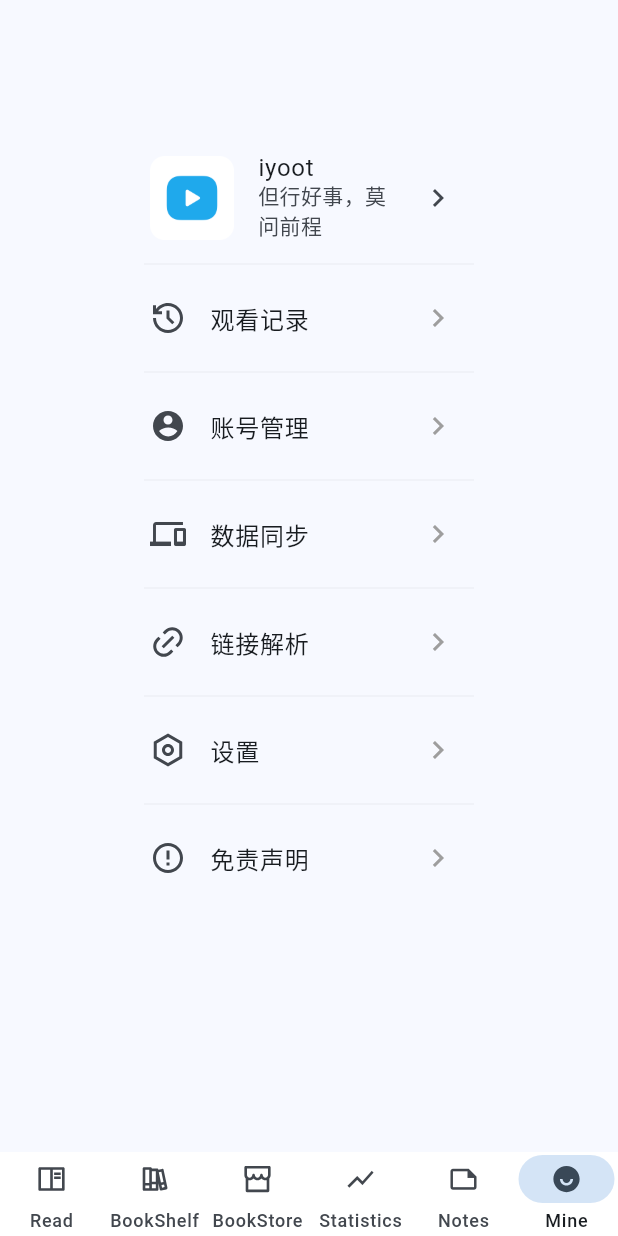
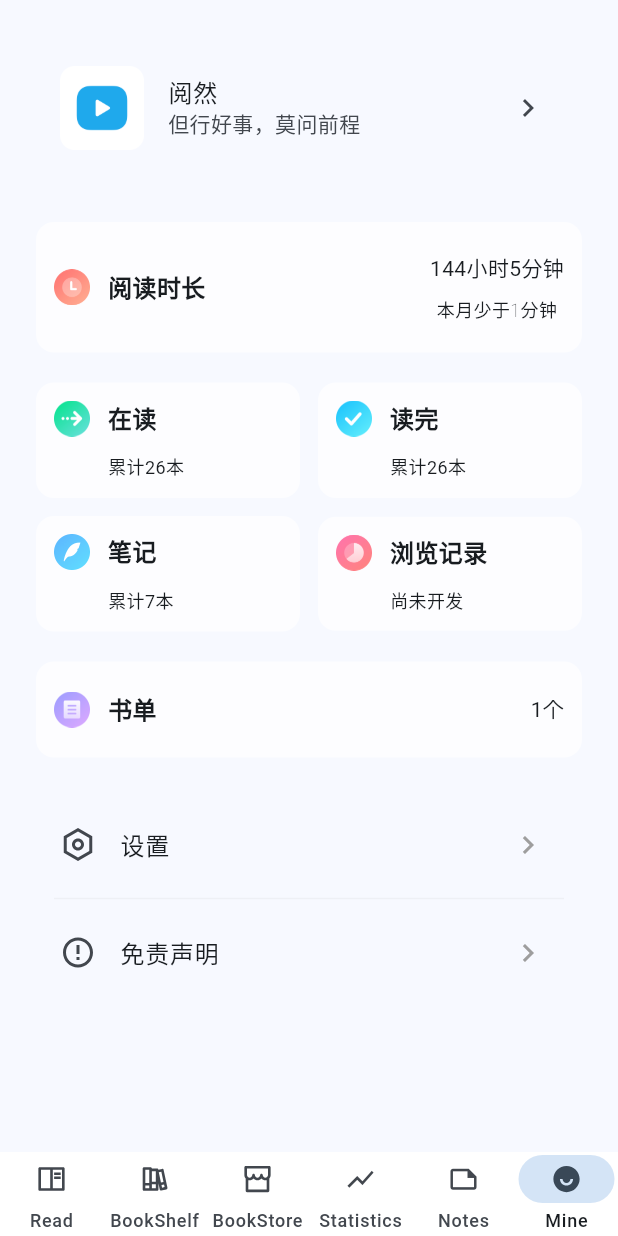
Before and after one commit to ningskAI/iyoot, a Flutter app: the screen it shows after launch, item 6 of the bottom bar chosen, on a phone screen of 412 x 824 dp. Run offline on Flutter 3.47's test engine with Material 3 defaults, Android fonts, the phone set to English and light mode, and no system bars; our stand-ins replace auto_route, drift, flutter_hooks, flutter_riverpod, get, go_router and 5 more; missing offline and left inert: encrypt, flex_seed_scheme, shadcn_flutter, sqlite3, window_manager; accounts and stored records are empty; generated files the repository leaves out were written again; statements that could not run were skipped.

Commit message:
我的功能完善

```diff
--- a/devtools_options.yaml
+++ b/devtools_options.yaml
@@ -1,3 +1,3 @@
-description: This file stores settings for Dart & Flutter DevTools.
+description: This file stores mine for Dart & Flutter DevTools.
 documentation: https://docs.flutter.dev/tools/devtools/extensions#configure-extension-enablement-states
 extensions:
--- /dev/null
+++ b/lib/modules/mine/mine_booklist_section.dart
@@ -0,0 +1,53 @@
+import 'package:flutter/material.dart';
+import 'package:hooks_riverpod/hooks_riverpod.dart';
+import 'package:iyoot/collections/app_style.dart';
+import 'package:iyoot/modules/mine/mine_read_section_item.dart';
+import 'package:iyoot/widgets/card.dart';
+
+class MineBooklistSection extends HookConsumerWidget{
+  const MineBooklistSection({super.key});
+
+  @override
+  Widget build(BuildContext context, WidgetRef ref) {
+    return CardView(
+      child: Container(
+        padding: EdgeInsets.symmetric(
+          horizontal: 12,
+          vertical: 20
+        ),
+        child: Row(
+          mainAxisAlignment: MainAxisAlignment.start,
+          crossAxisAlignment: CrossAxisAlignment.start,
+          children: [
+            Image.asset("assets/images/icon_me_booklist.png", width: 24, height: 24,),
+            const SizedBox(width: 12,),
+            Expanded(
+              child: Row(
+                mainAxisAlignment: MainAxisAlignment.spaceBetween,
+                crossAxisAlignment: CrossAxisAlignment.center,
+                children: [
+                  Text(
+                    "书单",
+                    textAlign: TextAlign.center,
+                    style: const TextStyle(
+                      fontSize: 16,
+                      fontWeight: FontWeight.bold,
+                    ),
+                  ),
+                  const SizedBox(height: 12,),
+                  Text(
+                    "1个",
+                    style: const TextStyle(
+                      fontSize: 14,
+                    ),
+                  )
+                ],
+              ),
+            )
+          ],
+        ),
+      ),
+    );
+  }
+
+}
--- /dev/null
+++ b/lib/modules/mine/mine_read_rank_section.dart
@@ -0,0 +1,66 @@
+import 'package:flutter/material.dart';
+import 'package:hooks_riverpod/hooks_riverpod.dart';
+import 'package:iyoot/collections/app_style.dart';
+import 'package:iyoot/modules/mine/mine_read_section_item.dart';
+import 'package:iyoot/widgets/card.dart';
+
+class MineReadRankSection extends HookConsumerWidget{
+  const MineReadRankSection({super.key});
+
+  @override
+  Widget build(BuildContext context, WidgetRef ref) {
+    return CardView(
+      child: Container(
+        padding: EdgeInsets.symmetric(
+            horizontal: 12,
+            vertical: 20
+        ),
+        child: Row(
+          mainAxisAlignment: MainAxisAlignment.start,
+          crossAxisAlignment: CrossAxisAlignment.center,
+          children: [
+            Image.asset("assets/images/icon_me_time.png", width: 24, height: 24,),
+            const SizedBox(width: 12,),
+            Expanded(
+              child: Row(
+                mainAxisAlignment: MainAxisAlignment.spaceBetween,
+                crossAxisAlignment: CrossAxisAlignment.center,
+                children: [
+                  Text(
+                    "阅读时长",
+                    textAlign: TextAlign.center,
+                    style: const TextStyle(
+                      fontSize: 16,
+                      fontWeight: FontWeight.bold,
+                    ),
+                  ),
+                  Column(
+                    children: [
+                      Text(
+                        "144小时5分钟",
+                        style: const TextStyle(
+                          fontSize: 14,
+                        ),
+                      ),
+                      Divider(
+                        height: 8,
+                      ),
+                      Text(
+                        "本月少于1分钟",
+                        style: const TextStyle(
+                          fontSize: 12,
+                          fontWeight: FontWeight.w200
+                        ),
+                      )
+                    ],
+                  )
+                ],
+              ),
+            )
+          ],
+        ),
+      ),
+    );
+  }
+
+}
--- /dev/null
+++ b/lib/modules/mine/mine_read_section.dart
@@ -0,0 +1,60 @@
+import 'package:flutter/material.dart';
+import 'package:hooks_riverpod/hooks_riverpod.dart';
+import 'package:iyoot/modules/mine/mine_read_section_item.dart';
+
+class MineReadSection extends HookConsumerWidget{
+  const MineReadSection({super.key});
+
+  @override
+  Widget build(BuildContext context, WidgetRef ref) {
+    return Column(
+        children: [
+          Row(
+            children: [
+              Expanded(
+                flex: 1,
+                child: MineReadSectionItem(
+                  title: "在读",
+                  subTitle: "累计26本",
+                  iconPath: "assets/images/icon_me_copyright.png",
+                ),
+              ),
+              SizedBox(width: 12,),
+              Expanded(
+                flex: 1,
+                child: MineReadSectionItem(
+                  title: "读完",
+                  subTitle: "累计26本",
+                  iconPath: "assets/images/icon_me_finishread.png",
+                ),
+              )
+            ],
+          ),
+          SizedBox(height: 12,),
+          Row(
+            mainAxisAlignment: MainAxisAlignment.spaceBetween,
+            children: [
+              Expanded(
+                flex: 1,
+                child: MineReadSectionItem(
+                  title: "笔记",
+                  subTitle: "累计7本",
+                  iconPath: "assets/images/icon_me_note.png",
+                ),
+              ),
+              SizedBox(width: 12,),
+              Expanded(
+                flex: 1,
+                child: MineReadSectionItem(
+                  title: "浏览记录",
+                  subTitle: "尚未开发",
+                  iconPath: "assets/images/icon_me_history.png",
+                ),
+              )
+            ],
+          )
+        ]
+    );
+  }
+
+}
--- /dev/null
+++ b/lib/modules/mine/mine_read_section_item.dart
@@ -0,0 +1,53 @@
+import 'package:flutter/material.dart';
+import 'package:iyoot/collections/app_style.dart';
+import 'package:iyoot/widgets/card.dart';
+
+class MineReadSectionItem extends StatelessWidget{
+
+  final String title; // 如：在读
+  final String subTitle; // 如：累计26本
+  final String iconPath; // 图标
+
+  const MineReadSectionItem({super.key, required this.title, required this.subTitle, required this.iconPath}); // 再度
+
+
+  @override
+  Widget build(BuildContext context) {
+    return CardView(
+      child: Container(
+        padding: AppStyle.edgeInsetsA12,
+        child: Row(
+          mainAxisAlignment: MainAxisAlignment.start,
+          crossAxisAlignment: CrossAxisAlignment.start,
+          children: [
+            Image.asset(iconPath, width: 24, height: 24,),
+            const SizedBox(width: 12,),
+            Expanded(
+              child: Column(
+                crossAxisAlignment: CrossAxisAlignment.start,
+                children: [
+                  Text(
+                    title,
+                    textAlign: TextAlign.center,
+                    style: const TextStyle(
+                      fontSize: 16,
+                      fontWeight: FontWeight.bold,
+                    ),
+                  ),
+                  const SizedBox(height: 12,),
+                  Text(
+                    subTitle,
+                    style: const TextStyle(
+                      fontSize: 12,
+                    ),
+                  )
+                ],
+              ),
+            )
+          ],
+        ),
+      ),
+    );
+  }
+
+}
--- a/lib/pages/mine/mine.dart
+++ b/lib/pages/mine/mine.dart
@@ -1,25 +1,26 @@
-import 'package:auto_route/auto_route.dart';
 import 'package:flutter/material.dart';
 import 'package:flutter/services.dart';
 import 'package:get/get.dart';
 import 'package:go_router/go_router.dart';
 import 'package:hooks_riverpod/hooks_riverpod.dart';
 import 'package:iyoot/collections/app_style.dart';
+import 'package:iyoot/modules/mine/mine_booklist_section.dart';
+import 'package:iyoot/modules/mine/mine_read_rank_section.dart';
 import 'package:remixicon/remixicon.dart';
+import 'package:iyoot/modules/mine/mine_read_section.dart';
 
-@RoutePage()
-class MinePage extends HookConsumerWidget{
-
+class MinePage extends HookConsumerWidget {
   const MinePage({super.key});
-
 
   @override
   Widget build(BuildContext context, ref) {
     return AnnotatedRegion<SystemUiOverlayStyle>(
       value: SystemUiOverlayStyle.light.copyWith(
-          systemNavigationBarColor: Colors.transparent),
+        systemNavigationBarColor: Colors.transparent,
+      ),
       child: SafeArea(
-          child: Container(margin: EdgeInsets.all(80),
+        child: Container(
+          margin: EdgeInsets.all(20),
           child: ListView(
             padding: AppStyle.edgeInsetsA4,
             children: [
@@ -30,14 +31,12 @@ class MinePage extends HookConsumerWidget{
                   width: 56,
                   height: 56,
                 ),
-                  title: const Text(
-                      "iyoot",
-                      style: TextStyle(height: 1.0)
-                  ),
+                title: const Text("阅然", style: TextStyle(height: 1.0)),
                 subtitle: const Text("但行好事，莫问前程"),
                 trailing: const Icon(Icons.chevron_right),
                 onTap: () {
-                    Get.dialog(AboutDialog(
+                  Get.dialog(
+                    AboutDialog(
                       applicationIcon: Image.asset(
                         'assets/images/logo.png',
                         width: 48,
@@ -45,93 +44,24 @@ class MinePage extends HookConsumerWidget{
                       ),
                       applicationName: "iyoot",
                       applicationVersion: "但行好事，莫问前程",
-                    ));
+                    ),
+                  );
                 },
               ),
-                Divider(
-                  indent: 12,
-                  endIndent: 12,
-                  color: Colors.grey.withAlpha(25),
-                ),
-                _buildCard(
-                    context,
-                    children: [
-                      ListTile(
-                          leading: const Icon(Remix.history_line),
-                          title: const Text("观看记录"),
-                          trailing: const Icon(
-                              Icons.chevron_right,
-                              color: Colors.grey
-                          ),
-                          onTap: () {
-
-                          }
-                      ),
-                    ]
-                ),
-                Divider(
-                  indent: 12,
-                  endIndent: 12,
-                  color: Colors.grey.withAlpha(25),
-                ),
-                ListTile(
-                    leading: const Icon(Remix.account_circle_fill),
-                    title: const Text("账号管理"),
-                    trailing: const Icon(
-                        Icons.chevron_right,
-                        color: Colors.grey
-                    ),
-                    onTap: () {
-
-                    }
-                ),
-                Divider(
-                  indent: 12,
-                  endIndent: 12,
-                  color: Colors.grey.withAlpha(25),
-                ),
-                ListTile(
-                    leading: const Icon(Icons.devices),
-                    title: const Text("数据同步"),
-                    trailing: const Icon(
-                        Icons.chevron_right,
-                        color: Colors.grey
-                    ),
-                    onTap: () {
-
-                    }
-                ),
-                Divider(
-                  indent: 12,
-                  endIndent: 12,
-                  color: Colors.grey.withAlpha(25),
-                ),
-                ListTile(
-                    leading: const Icon(Remix.link),
-                    title: const Text("链接解析"),
-                    trailing: const Icon(
-                        Icons.chevron_right,
-                        color: Colors.grey
-                    ),
-                    onTap: () {
-
-                    }
-                ),
-                Divider(
-                  indent: 12,
-                  endIndent: 12,
-                  color: Colors.grey.withAlpha(25),
-                ),
+              SizedBox(height: 40,),
+              MineReadRankSection(),
+              SizedBox(height: 20,),
+              MineReadSection(),
+              SizedBox(height: 20,),
+              MineBooklistSection(),
+              SizedBox(height: 30,),
               ListTile(
                 leading: const Icon(Remix.settings_line),
                 title: const Text("设置"),
-                    trailing: const Icon(
-                        Icons.chevron_right,
-                        color: Colors.grey
-                    ),
+                trailing: const Icon(Icons.chevron_right, color: Colors.grey),
                 onTap: () {
                   context.push("/settings");
-                    }
+                },
               ),
               Divider(
                 indent: 12,
@@ -144,10 +74,7 @@ class MinePage extends HookConsumerWidget{
                   const ListTile(
                     leading: Icon(Remix.error_warning_line),
                     title: Text("免责声明"),
-                      trailing: Icon(
-                        Icons.chevron_right,
-                        color: Colors.grey,
-                      ),
+                    trailing: Icon(Icons.chevron_right, color: Colors.grey),
                   ),
                 ],
               ),
@@ -155,7 +82,6 @@ class MinePage extends HookConsumerWidget{
           ),
         ),
       ),
-
     );
   }
 
@@ -173,5 +99,4 @@ class MinePage extends HookConsumerWidget{
       ),
     );
   }
-
 }
--- a/lib/pages/root/root.dart
+++ b/lib/pages/root/root.dart
@@ -16,7 +16,19 @@ class RootPage extends ConsumerWidget{
           Visibility(
             visible: isLandscape, child:  NextSidebar()
           ),
-          Expanded(flex:1,child: child)
+          Expanded(flex:1,child: Container(
+              decoration: BoxDecoration(
+                border: Border(
+                  left: isLandscape
+                      ? BorderSide(
+                    color: Colors.grey.withAlpha(50),
+                    width: 1,
+                  )
+                      : BorderSide.none,
+                ),
+              ),
+              child: child,
+          ))
         ],
       ),
       bottomNavigationBar: Visibility(visible: !isLandscape,child: NextNavigationBar()),
--- /dev/null
+++ b/lib/widgets/card.dart
@@ -0,0 +1,25 @@
+import 'package:flutter/material.dart';
+import 'package:iyoot/collections/app_style.dart';
+
+class CardView extends StatelessWidget {
+  final Widget child;
+  const CardView({required this.child, super.key});
+
+  @override
+  Widget build(BuildContext context) {
+    return Material(
+      color: Theme.of(context).brightness == Brightness.dark
+          ? Colors.grey.withAlpha(50)
+          : Colors.white70,
+      shape: RoundedRectangleBorder(
+        borderRadius: AppStyle.radius12,
+      ),
+      child: Container(
+        decoration: BoxDecoration(
+          borderRadius: AppStyle.radius12,
+        ),
+        child: child,
+      ),
+    );
+  }
+}
```
Also changed, not shown: assets/images/icon_me_booklist.png (added), assets/images/icon_me_copyright.png (added), assets/images/icon_me_finishread.png (added), assets/images/icon_me_history.png (added), assets/images/icon_me_note.png (added), assets/images/icon_me_ranking.png (added), assets/images/icon_me_subscribe.png (added), assets/images/icon_me_time.png (added). Lines whose indentation alone changed are shown as unchanged.
